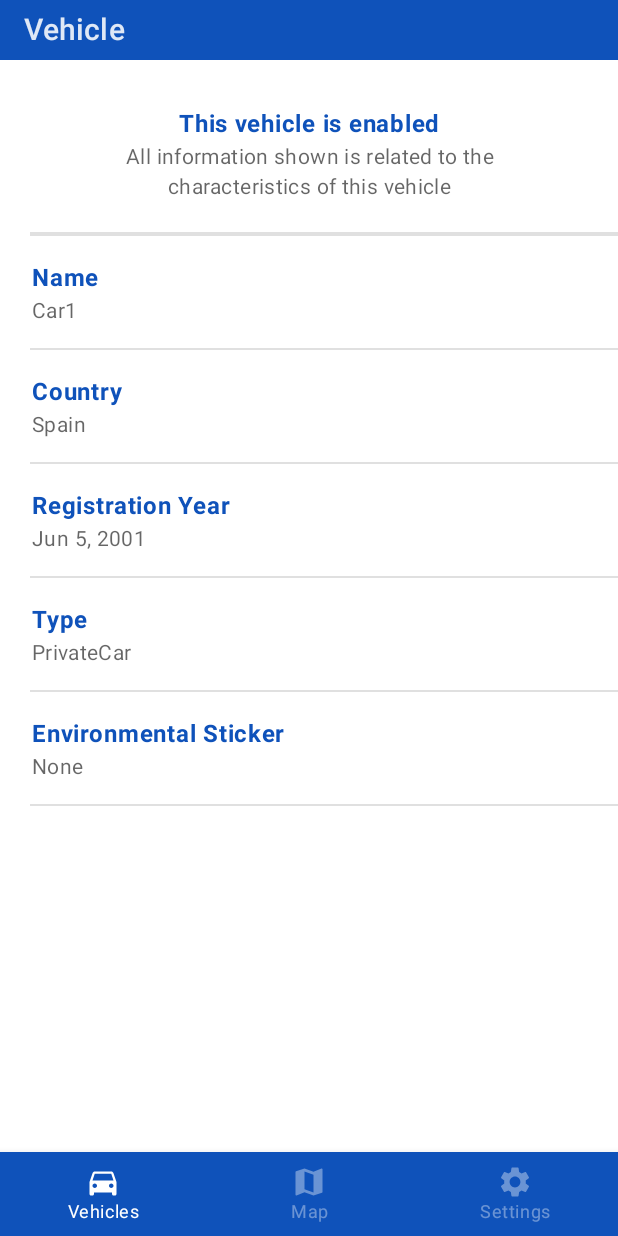
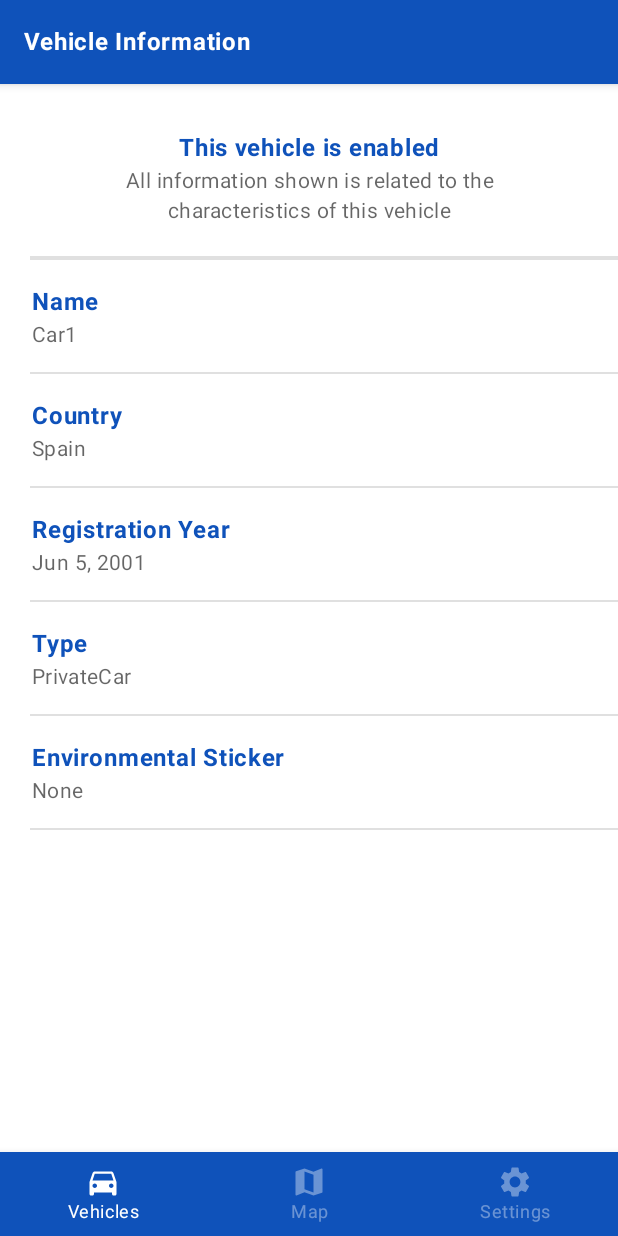
Before and after one commit to MarioMontanuy/ZBEsp, an Android app built with Jetpack Compose: the screen it shows after launch (MainActivity), after a tap on "Car1", on a phone screen of 412 x 824 dp. Run offline under Robolectric (Android 15) with nearby library versions, the phone set to English and light mode, and no system bars; our stand-ins replace accompanist; libraries missing offline, so code that uses them is left out: ch.benlu.composeform, org.osmdroid.tileprovider, org.osmdroid.views; pictures from the network do not load; 20 statements that could not run were skipped.

Commit message:
Adds Scaffold and new settings skeleton + demo

```diff
--- a/app/src/main/java/com/example/zbesp/navigation/settings/SettingsNavGraph.kt
+++ b/app/src/main/java/com/example/zbesp/navigation/settings/SettingsNavGraph.kt
@@ -23,7 +23,7 @@ fun SettingsNavGraph(
         startDestination = startDestination
     ) {
         composable(SettingsScreens.SettingScreen.route) {
-            SettingsScreen(navController = navController)
+            SettingsScreen()
         }
         composable(SettingsScreens.AboutUsScreen.route) {
             AboutUsScreen()
--- a/app/src/main/java/com/example/zbesp/screens/MainScreen.kt
+++ b/app/src/main/java/com/example/zbesp/screens/MainScreen.kt
@@ -10,6 +10,7 @@ import androidx.compose.runtime.Composable
 import androidx.compose.runtime.getValue
 import androidx.compose.ui.Modifier
 import androidx.compose.ui.graphics.Color
+import androidx.compose.ui.text.style.TextAlign
 import androidx.navigation.NavDestination
 import androidx.navigation.NavDestination.Companion.hierarchy
 import androidx.navigation.NavGraph.Companion.findStartDestination
@@ -19,6 +20,7 @@ import androidx.navigation.compose.rememberNavController
 import com.example.zbesp.navigation.bottombar.BottomBarScreen
 import com.example.zbesp.navigation.bottombar.BottomNavGraph
 import com.example.zbesp.ui.theme.SapphireBlue
+import com.example.zbesp.ui.theme.TitleTextWhite
 import java.io.InputStream
 
 @SuppressLint("UnusedMaterialScaffoldPaddingParameter")
@@ -84,7 +86,14 @@ fun RowScope.AddItem(
     )
 }
 
-
+@Composable
+fun ZBEspTopBar(title: String) {
+    TopAppBar(
+        title = {
+            TitleTextWhite(text = title, alignment = TextAlign.Start)
+        }
+    )
+}
 
 
 //
--- a/app/src/main/java/com/example/zbesp/screens/vehicles/VehicleDetailScreen.kt
+++ b/app/src/main/java/com/example/zbesp/screens/vehicles/VehicleDetailScreen.kt
@@ -1,10 +1,12 @@
 package com.example.zbesp.screens.vehicles
 
+import android.annotation.SuppressLint
 import android.util.Log
 import androidx.compose.foundation.BorderStroke
 import androidx.compose.foundation.Image
 import androidx.compose.foundation.background
 import androidx.compose.foundation.layout.*
+import androidx.compose.foundation.lazy.LazyColumn
 import androidx.compose.foundation.lazy.items
 import androidx.compose.foundation.shape.CircleShape
 import androidx.compose.foundation.shape.RoundedCornerShape
@@ -36,36 +38,45 @@ import com.example.zbesp.R
 import com.example.zbesp.data.noEnabledVehicle
 import com.example.zbesp.data.vehicleNone
 import com.example.zbesp.data.vehicles
+import com.example.zbesp.screens.ZBEspTopBar
 import com.example.zbesp.ui.theme.*
 import java.text.DateFormat
 
 
+@SuppressLint("UnusedMaterialScaffoldPaddingParameter")
 @Composable
 fun VehicleDetailScreen(vehicle: Vehicle) {
-
     val vehicleEnabled = remember { mutableStateOf(vehicle.enabled) }
-    Log.i("VehicleDetailScreen", "out")
-    Column {
-        Header(text = "Vehicle")
+    Scaffold(topBar = { ZBEspTopBar("Vehicle Information") }) {
+        LazyColumn {
+            item{
                 if(vehicleEnabled.value)
                 {
-            Log.i("VehicleDetailScreen", "in")
                     AddEnabledInfoRow()
                     Divider(startIndent = 20.dp)
                 }
+            }
+            item {
                 AddTextRow(title = "Name", subtitle = vehicle.name)
+            }
+            item {
                 AddTextRow(title = "Country", subtitle = vehicle.country.type!!.name)
+            }
+            item {
                 AddTextRow(title = "Registration Year", subtitle = DateFormat.getDateInstance().format(vehicle.registrationYear))
+            }
+            item {
                 AddTextRow(title = "Type", subtitle = vehicle.type.type!!.name)
+            }
+            item {
                 AddTextRow(title = "Environmental Sticker", subtitle = vehicle.environmentalSticker.type!!.name)
                 Spacer(modifier = Modifier.padding(50.dp))
+            }
+            item {
                 if (!vehicleEnabled.value) {
                     Button(
                         onClick = {
-                    // TODO hacer esto más eficiente
                             noEnabledVehicle()
-                    // TODO al pulsar el botón, debe aparecer automaticamente el texto que indica q el
-                    //  vehiculo esta habilitado
                             vehicleEnabled.value = !vehicleEnabled.value
                             vehicle.enabled = !vehicle.enabled
                         },
@@ -78,6 +89,9 @@ fun VehicleDetailScreen(vehicle: Vehicle) {
                     }
                 }
             }
+        }
+    }
+
 }
 @OptIn(ExperimentalMaterialApi::class)
 @Composable
```
Also changed, not shown: app/build.gradle (+5 -5 lines), app/src/main/java/com/example/zbesp/MainActivity.kt (+7 -0 lines), app/src/main/java/com/example/zbesp/data/Vehicle.kt (+2 -14 lines), app/src/main/java/com/example/zbesp/screens/settings/SettingsScreen.kt (+40 -9 lines), app/src/main/java/com/example/zbesp/screens/vehicles/FormScreen.kt (+34 -13 lines), app/src/main/java/com/example/zbesp/screens/vehicles/VehiclesScreen.kt (+10 -9 lines). Lines whose indentation alone changed are shown as unchanged.
